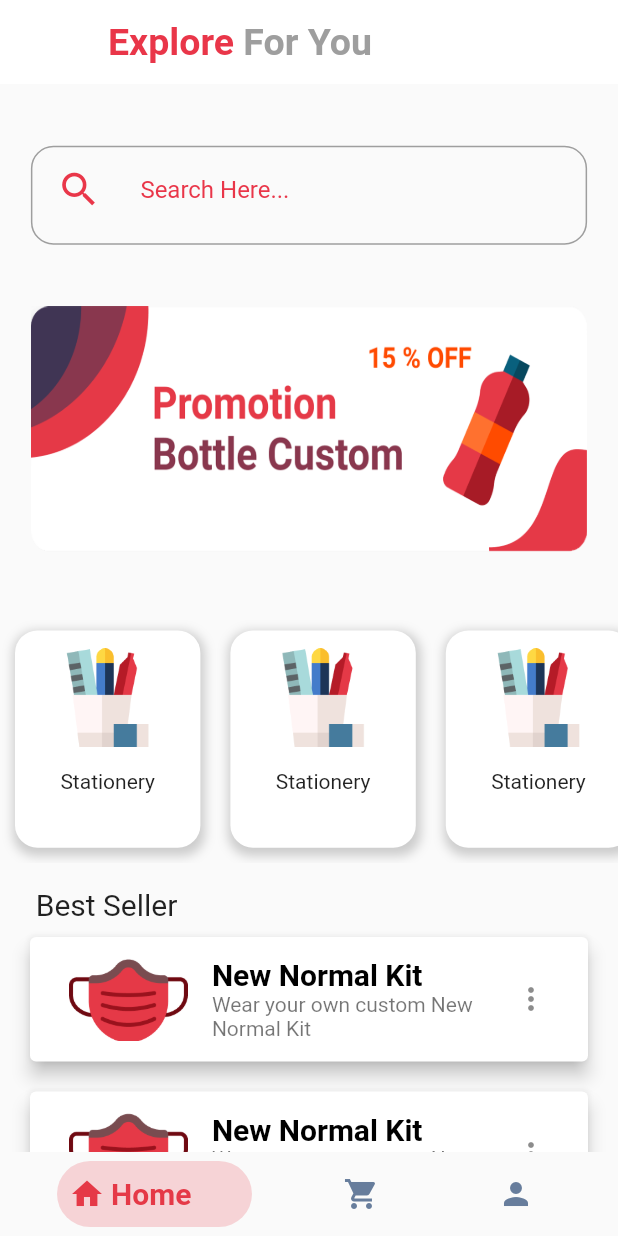
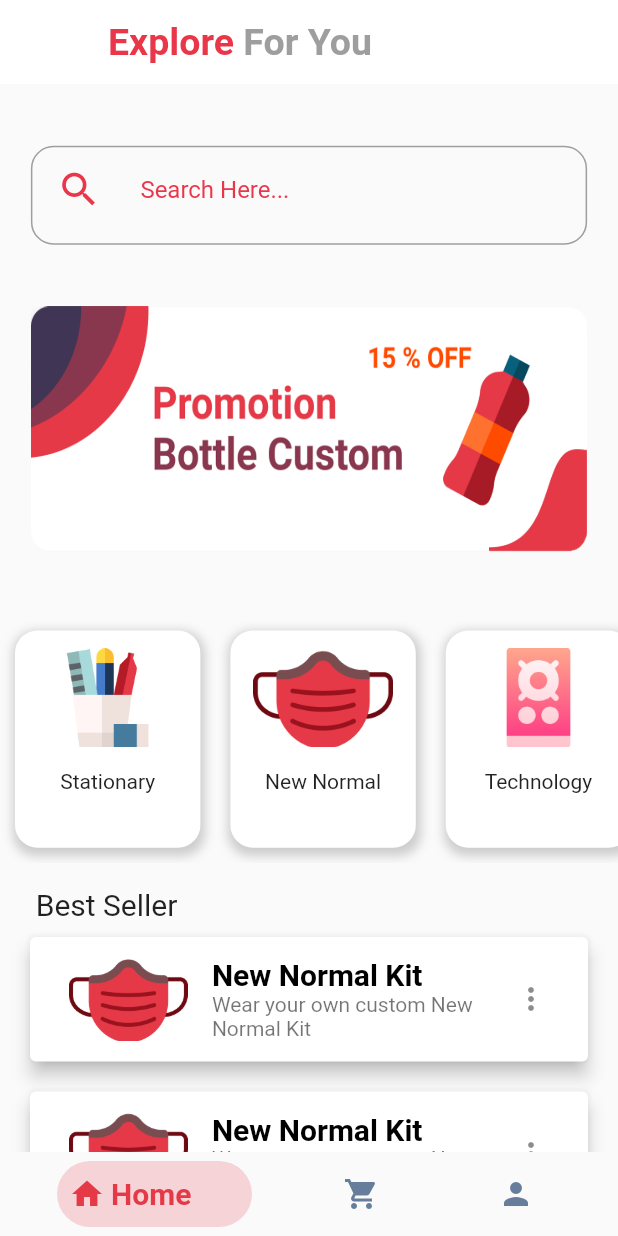
Before and after one commit to FarizAlfairuz/my_ok, a Flutter app: the HomePage screen opened by its route, on a phone screen of 412 x 824 dp. Run offline on Flutter 3.47's test engine with Material 2 defaults, Android fonts, the light colour scheme and no system bars; drawn by our look-alikes of bottom_navy_bar; our stand-ins replace firebase_auth, firebase_core, firebase_storage, image_picker; accounts and stored records are empty.

Commit message:
category

```diff
--- a/lib/screen/menu1.dart
+++ b/lib/screen/menu1.dart
@@ -1,15 +1,97 @@
+import 'package:flutter/foundation.dart';
 import 'package:flutter/material.dart';
 import 'package:my_ok/layout.dart';
 import 'package:bottom_navy_bar/bottom_navy_bar.dart';
+import 'package:my_ok/screen/category_screen.dart';
+import 'package:my_ok/utilities/best_seller.dart';
+// import 'package:my_ok/utilities/category_card.dart';
+import 'menu2.dart';
+import 'menu3.dart';
 
 class HomePage extends StatefulWidget {
+
   @override
   _HomePageState createState() => _HomePageState();
 }
 
 class _HomePageState extends State<HomePage> {
-  bool _isSearchig = false; //search bar is tapped
+  bool _isSearching = false; //search bar is tapped
   int _currentIndex = 0;
+
+
+
+  categoryCard(String kategori, String gambar) {
+    return GestureDetector(
+      onTap: () {
+        // print(value);
+        Navigator.push(
+            context, MaterialPageRoute(builder: (context) => CategoryScreen()));
+      },
+      child: Container(
+        margin: EdgeInsets.all(10),
+        width: SizeConfig.blockVertical * 15,
+        decoration: BoxDecoration(
+          color: Colors.white,
+          borderRadius: BorderRadius.circular(15),
+          boxShadow: [
+            BoxShadow(
+              color: Colors.grey.withOpacity(0.5),
+              spreadRadius: 2,
+              blurRadius: 5,
+              offset: Offset(1, 3),
+            )
+          ],
+        ),
+        child: Column(
+          children: <Widget>[
+            Container(
+              height: SizeConfig.blockVertical * 8,
+              margin: EdgeInsets.fromLTRB(10, 12, 10, 15),
+              child: Image(
+                image: AssetImage(gambar),
+                fit: BoxFit.cover,
+              ),
+            ),
+            Text(
+              kategori,
+              style: TextStyle(
+                fontSize: 14,
+              ),
+            ),
+          ],
+        ),
+      ),
+    );
+  }
+
+  bestSeller() {
+    return GestureDetector(
+      onTap: () {
+        Navigator.push(context, MaterialPageRoute(builder: (context) => Profile()));
+      },
+      child: Card(
+        elevation: 5.0,
+        margin: EdgeInsets.fromLTRB(20, 10, 20, 10),
+        child: Padding(
+          padding: EdgeInsets.all(10.0),
+          child: ListTile(
+            leading: Image.asset('assets/images/categories/mask.png'),
+            title: Text(
+              'New Normal Kit',
+              style: TextStyle(
+                  fontSize: 20, color: Colors.black, fontWeight: FontWeight.bold),
+            ),
+            subtitle: Text(
+              'Wear your own custom New Normal Kit',
+              // overflow: TextOverflow.ellipsis,
+              style: TextStyle(fontSize: 14),
+            ),
+            trailing: Icon(Icons.more_vert),
+          ),
+        ),
+      ),
+    );
+  }
 
   @override
   Widget build(BuildContext context) {
@@ -61,7 +143,7 @@ class _HomePageState extends State<HomePage> {
                     color: Color(0xFFE93649),
                     size: 30,
                   ),
-                  title: !_isSearchig
+                  title: !_isSearching
                       ? Text(
                           'Search Here...',
                           style: TextStyle(
@@ -78,7 +160,7 @@ class _HomePageState extends State<HomePage> {
                             enabledBorder: InputBorder.none,
                             errorBorder: InputBorder.none,
                             disabledBorder: InputBorder.none,
-                            hintText: 'is searcing...',
+                            hintText: 'is searching...',
                             hintStyle: TextStyle(
                               color: Color(0xFFE93649),
                             ),
@@ -86,7 +168,7 @@ class _HomePageState extends State<HomePage> {
                         ),
                   onTap: () {
                     setState(() {
-                      _isSearchig = !_isSearchig;
+                      _isSearching = !_isSearching;
                     });
                   },
                 ),
@@ -114,13 +196,16 @@ class _HomePageState extends State<HomePage> {
                 child: ListView(
                   scrollDirection: Axis.horizontal,
                   children: [
-                    categoryCard(),
-                    categoryCard(),
-                    categoryCard(),
-                    categoryCard(),
+                    categoryCard("Stationary",'assets/images/categories/stationery.png'),
+                    categoryCard("New Normal",'assets/images/categories/mask.png'),
+                    categoryCard("Technology",'assets/images/categories/tech.png'),
+                    categoryCard("Travel",'assets/images/categories/travel.png'),
+                    categoryCard("Drinkware",'assets/images/categories/bottle.png'),
                   ],
                 ),
               ),
+
+              //best seller
               Column(
                 children: <Widget>[
                   Align(
@@ -138,13 +223,13 @@ class _HomePageState extends State<HomePage> {
                   bestSeller(),
                   bestSeller(),
                   bestSeller(),
-                  bestSeller(),
                 ],
               ),
             ],
           ),
         ),
       ),
+
       bottomNavigationBar: Container(
         padding: EdgeInsets.only(left: 30, right: 30),
         child: BottomNavyBar(
@@ -201,64 +286,3 @@ class _HomePageState extends State<HomePage> {
     );
   }
 }
-
-categoryCard() {
-  return Container(
-    margin: EdgeInsets.all(10),
-    width: SizeConfig.blockVertical * 15,
-    decoration: BoxDecoration(
-      color: Colors.white,
-      borderRadius: BorderRadius.circular(15),
-      boxShadow: [
-        BoxShadow(
-          color: Colors.grey.withOpacity(0.5),
-          spreadRadius: 2,
-          blurRadius: 5,
-          offset: Offset(1, 3),
-        )
-      ],
-    ),
-    child: Column(
-      children: <Widget>[
-        Container(
-          height: SizeConfig.blockVertical * 8,
-          margin: EdgeInsets.fromLTRB(10, 12, 10, 15),
-          child: Image(
-            image: AssetImage('assets/images/categories/stationery.png'),
-            fit: BoxFit.cover,
-          ),
-        ),
-        Text(
-          'Stationery',
-          style: TextStyle(
-            fontSize: 14,
-          ),
-        ),
-      ],
-    ),
-  );
-}
-
-bestSeller() {
-  return Card(
-    elevation: 5.0,
-    margin: EdgeInsets.fromLTRB(20, 10, 20, 10),
-    child: Padding(
-      padding: EdgeInsets.all(10.0),
-      child: ListTile(
-        leading: Image.asset('assets/images/categories/mask.png'),
-        title: Text(
-          'New Normal Kit',
-          style: TextStyle(
-              fontSize: 20, color: Colors.black, fontWeight: FontWeight.bold),
-        ),
-        subtitle: Text(
-          'Wear your own custom New Normal Kit',
-          // overflow: TextOverflow.ellipsis,
-          style: TextStyle(fontSize: 14),
-        ),
-        trailing: Icon(Icons.more_vert),
-      ),
-    ),
-  );
-}
--- a/lib/screen/menu3.dart
+++ b/lib/screen/menu3.dart
@@ -15,6 +15,7 @@ class _ProfileState extends State<Profile> {
     SizeConfig().init(context);
     return Scaffold(
       appBar: AppBar(
+        iconTheme: IconThemeData(color: Color(0xFFE93649)),
         backgroundColor: Colors.white,
         elevation: 0.0,
         centerTitle: true,
--- a/pubspec.yaml
+++ b/pubspec.yaml
@@ -26,6 +26,10 @@ dependencies:
   bottom_navy_bar: ^5.6.0
   firebase_auth: ^0.18.3+1
   firebase_core: ^0.5.2+1
+  image_picker: ^0.6.7+14
+  cloud_firestore: ^0.14.4
+  firebase_storage: ^5.2.0
+
 
 
   # The following adds the Cupertino Icons font to your application.
@@ -51,6 +55,7 @@ flutter:
     - assets/images/landingpage/
     - assets/images/categories/
     - assets/images/banner/
+    - assets/images/items/
   # The following line ensures that the Material Icons font is
   # included with your application, so that you can use the icons in
   # the material Icons class.
```
Also changed, not shown: lib/screen/category_screen.dart (added, +95 -0 lines), lib/screen/checkout_screen.dart (added, +103 -0 lines), lib/utilities/best_seller.dart (added, +39 -0 lines), lib/utilities/category_card.dart (added, +64 -0 lines), assets/images/items/item1.jpg (added), assets/images/items/item2.jpg (added), assets/images/items/item3.jpg (added), pubspec.lock.
